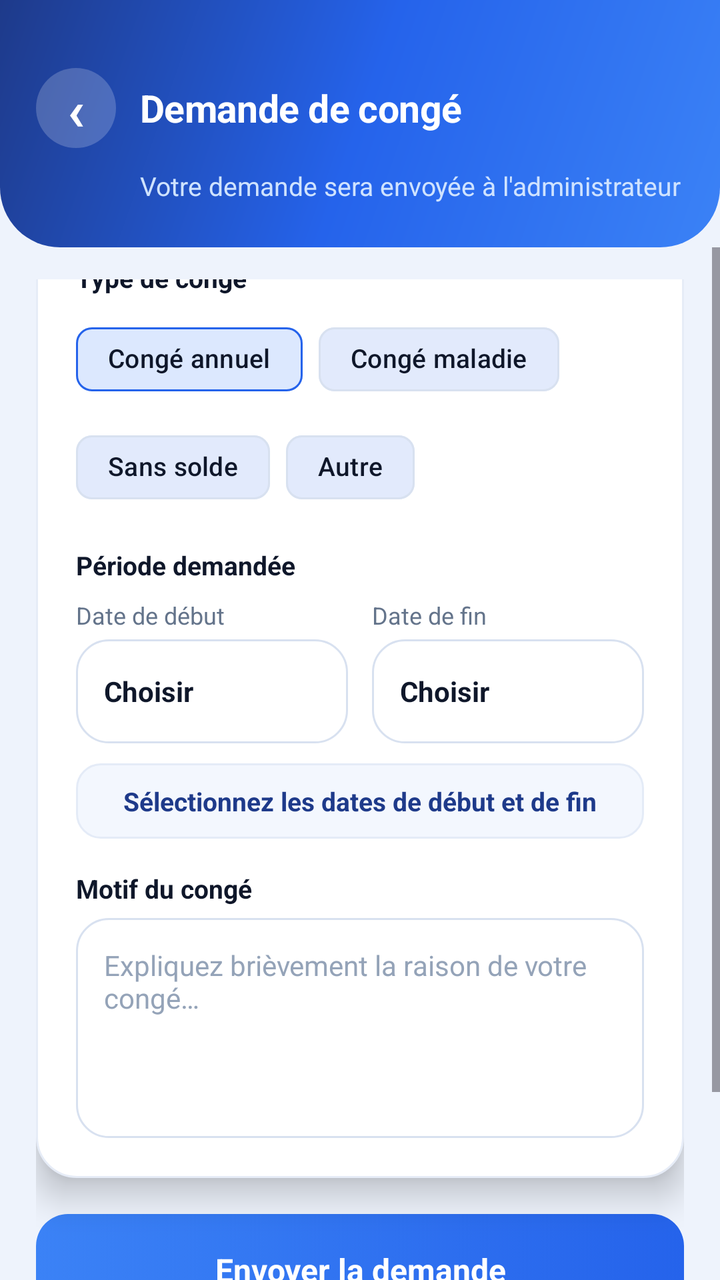
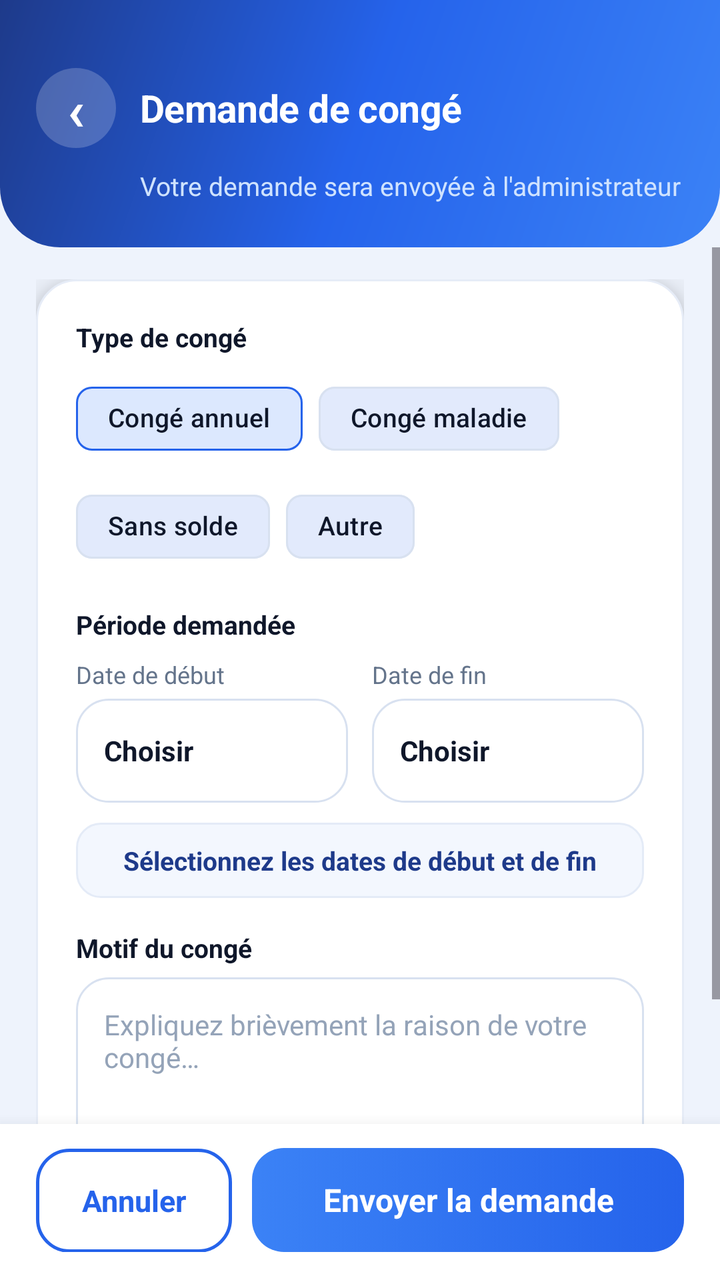

Compare the two renders of this Android layout. The source of the first and the diff that turns it into the second are given below.
<!-- AndroidManifest.xml: application theme Theme.GestionPointage -->
<!-- res/layout/activity_add_leave.xml -->
<?xml version="1.0" encoding="utf-8"?>
<LinearLayout xmlns:android="http://schemas.android.com/apk/res/android"
    xmlns:app="http://schemas.android.com/apk/res-auto"
    android:layout_width="match_parent"
    android:layout_height="match_parent"
    android:background="@color/bg"
    android:orientation="vertical">

    <LinearLayout style="@style/ScreenHeader">

        <LinearLayout
            android:layout_width="match_parent"
            android:layout_height="wrap_content"
            android:gravity="center_vertical"
            android:orientation="horizontal">

            <TextView
                android:id="@+id/btnBack"
                style="@style/IconButton"
                android:gravity="center"
                android:text="‹"
                android:textColor="@color/white"
                android:textSize="28sp"
                android:textStyle="bold" />

            <TextView
                style="@style/HeaderTitle"
                android:text="@string/leave_title" />
        </LinearLayout>

        <TextView
            android:layout_width="wrap_content"
            android:layout_height="wrap_content"
            android:layout_marginTop="10dp"
            android:layout_marginStart="52dp"
            android:text="Votre demande sera envoyée à l'administrateur"
            android:textColor="#CFE3FF"
            android:textSize="13sp" />
    </LinearLayout>

    <ScrollView
        android:layout_width="match_parent"
        android:layout_height="match_parent"
        android:fillViewport="true">

        <LinearLayout
            android:layout_width="match_parent"
            android:layout_height="wrap_content"
            android:orientation="vertical"
            android:paddingHorizontal="18dp"
            android:paddingTop="16dp"
            android:paddingBottom="30dp">

            <LinearLayout
                android:layout_width="match_parent"
                android:layout_height="wrap_content"
                android:layout_marginTop="-30dp"
                android:background="@drawable/bg_card"
                android:elevation="10dp"
                android:orientation="vertical"
                android:padding="20dp">

                
                <TextView
                    android:layout_width="wrap_content"
                    android:layout_height="wrap_content"
                    android:text="@string/leave_type"
                    android:textColor="@color/text_dark"
                    android:textSize="13sp"
                    android:textStyle="bold" />

                <com.google.android.material.chip.ChipGroup
                    android:id="@+id/typeGroup"
                    android:layout_width="match_parent"
                    android:layout_height="wrap_content"
                    android:layout_marginTop="8dp"
                    app:chipSpacingHorizontal="8dp"
                    app:chipSpacingVertical="6dp"
                    app:selectionRequired="true"
                    app:singleSelection="true">

                    <com.google.android.material.chip.Chip
                        android:id="@+id/typeAnnual"
                        style="@style/LeaveTypeChip"
                        android:checked="true"
                        android:text="Congé annuel" />

                    <com.google.android.material.chip.Chip
                        android:id="@+id/typeSick"
                        style="@style/LeaveTypeChip"
                        android:text="Congé maladie" />

                    <com.google.android.material.chip.Chip
                        android:id="@+id/typeUnpaid"
                        style="@style/LeaveTypeChip"
                        android:text="Sans solde" />

                    <com.google.android.material.chip.Chip
                        android:id="@+id/typeOther"
                        style="@style/LeaveTypeChip"
                        android:text="Autre" />
                </com.google.android.material.chip.ChipGroup>

                
                <TextView
                    android:layout_width="wrap_content"
                    android:layout_height="wrap_content"
                    android:layout_marginTop="16dp"
                    android:text="Période demandée"
                    android:textColor="@color/text_dark"
                    android:textSize="13sp"
                    android:textStyle="bold" />

                <LinearLayout
                    android:layout_width="match_parent"
                    android:layout_height="wrap_content"
                    android:layout_marginTop="8dp"
                    android:orientation="horizontal">

                    <LinearLayout
                        android:layout_width="0dp"
                        android:layout_height="wrap_content"
                        android:layout_marginEnd="6dp"
                        android:layout_weight="1"
                        android:orientation="vertical">

                        <TextView
                            android:layout_width="wrap_content"
                            android:layout_height="wrap_content"
                            android:text="@string/leave_start"
                            android:textColor="@color/text_medium"
                            android:textSize="12sp" />

                        <TextView
                            android:id="@+id/inputStartDate"
                            android:layout_width="match_parent"
                            android:layout_height="52dp"
                            android:layout_marginTop="4dp"
                            android:background="@drawable/bg_input"
                            android:clickable="true"
                            android:focusable="true"
                            android:gravity="center_vertical"
                            android:paddingHorizontal="14dp"
                            android:text="Choisir"
                            android:textColor="@color/text_dark"
                            android:textSize="14sp"
                            android:textStyle="bold" />
                    </LinearLayout>

                    <LinearLayout
                        android:layout_width="0dp"
                        android:layout_height="wrap_content"
                        android:layout_marginStart="6dp"
                        android:layout_weight="1"
                        android:orientation="vertical">

                        <TextView
                            android:layout_width="wrap_content"
                            android:layout_height="wrap_content"
                            android:text="@string/leave_end"
                            android:textColor="@color/text_medium"
                            android:textSize="12sp" />

                        <TextView
                            android:id="@+id/inputEndDate"
                            android:layout_width="match_parent"
                            android:layout_height="52dp"
                            android:layout_marginTop="4dp"
                            android:background="@drawable/bg_input"
                            android:clickable="true"
                            android:focusable="true"
                            android:gravity="center_vertical"
                            android:paddingHorizontal="14dp"
                            android:text="Choisir"
                            android:textColor="@color/text_dark"
                            android:textSize="14sp"
                            android:textStyle="bold" />
                    </LinearLayout>
                </LinearLayout>

                <TextView
                    android:id="@+id/daysLabel"
                    android:layout_width="match_parent"
                    android:layout_height="wrap_content"
                    android:layout_marginTop="10dp"
                    android:background="@drawable/bg_soft_chip"
                    android:gravity="center"
                    android:padding="10dp"
                    android:text="Sélectionnez les dates de début et de fin"
                    android:textColor="@color/primary_dark"
                    android:textSize="13sp"
                    android:textStyle="bold" />

                
                <TextView
                    android:layout_width="wrap_content"
                    android:layout_height="wrap_content"
                    android:layout_marginTop="16dp"
                    android:text="@string/leave_reason"
                    android:textColor="@color/text_dark"
                    android:textSize="13sp"
                    android:textStyle="bold" />

                <EditText
                    android:id="@+id/inputReason"
                    android:layout_width="match_parent"
                    android:layout_height="110dp"
                    android:layout_marginTop="6dp"
                    android:background="@drawable/bg_input"
                    android:gravity="top|start"
                    android:hint="Expliquez brièvement la raison de votre congé…"
                    android:inputType="textMultiLine|textCapSentences"
                    android:padding="14dp"
                    android:textColor="@color/text_dark"
                    android:textColorHint="@color/text_light"
                    android:textSize="14sp" />

                
                <TextView
                    android:id="@+id/formError"
                    android:layout_width="match_parent"
                    android:layout_height="wrap_content"
                    android:layout_marginTop="12dp"
                    android:background="@drawable/chip_rejected"
                    android:gravity="center"
                    android:padding="10dp"
                    android:textColor="@color/danger"
                    android:textSize="13sp"
                    android:textStyle="bold"
                    android:visibility="gone" />
            </LinearLayout>

            
            <TextView
                android:id="@+id/btnSend"
                android:layout_width="match_parent"
                android:layout_height="56dp"
                android:layout_marginTop="18dp"
                android:background="@drawable/btn_primary"
                android:clickable="true"
                android:focusable="true"
                android:gravity="center"
                android:text="@string/leave_send"
                android:textColor="@color/white"
                android:textSize="16sp"
                android:textStyle="bold" />

            <TextView
                android:id="@+id/btnCancel"
                android:layout_width="match_parent"
                android:layout_height="52dp"
                android:layout_marginTop="10dp"
                android:background="@drawable/btn_outline"
                android:clickable="true"
                android:focusable="true"
                android:gravity="center"
                android:text="@string/leave_cancel"
                android:textColor="@color/primary"
                android:textSize="15sp"
                android:textStyle="bold" />

            <ProgressBar
                android:id="@+id/sendProgress"
                android:layout_width="28dp"
                android:layout_height="28dp"
                android:layout_gravity="center"
                android:layout_marginTop="14dp"
                android:indeterminateTint="@color/primary"
                android:visibility="gone" />

        </LinearLayout>
    </ScrollView>
</LinearLayout>
<!-- resources referenced by this layout -->
<resources>
  <color name="bg">#EEF3FC</color>
  <color name="danger">#DC2626</color>
  <color name="primary">#2563EB</color>
  <color name="primary_dark">#1E3A8A</color>
  <color name="text_dark">#0F172A</color>
  <color name="text_light">#94A3B8</color>
  <color name="text_medium">#64748B</color>
  <color name="white">#FFFFFF</color>
  <!-- drawable bg_card (drawable) -->
  <?xml version="1.0" encoding="utf-8"?>
  <shape xmlns:android="http://schemas.android.com/apk/res/android"
      android:shape="rectangle">
      <solid android:color="@color/card" />
      <corners android:radius="20dp" />
      <stroke
          android:width="1dp"
          android:color="@color/card_stroke" />
  </shape>
  <!-- drawable bg_soft_chip (drawable) -->
  <?xml version="1.0" encoding="utf-8"?>
  <shape xmlns:android="http://schemas.android.com/apk/res/android"
      android:shape="rectangle">
      <solid android:color="#F3F7FE" />
      <corners android:radius="12dp" />
      <stroke android:width="1dp" android:color="#E4EBF7" />
  </shape>
  <!-- drawable chip_rejected (drawable) -->
  <?xml version="1.0" encoding="utf-8"?>
  <shape xmlns:android="http://schemas.android.com/apk/res/android" android:shape="rectangle">
      <solid android:color="@color/danger_bg" />
      <corners android:radius="30dp" />
  </shape>
  <string name="leave_cancel">Annuler</string>
  <string name="leave_end">Date de fin</string>
  <string name="leave_reason">Motif du congé</string>
  <string name="leave_send">Envoyer la demande</string>
  <string name="leave_start">Date de début</string>
  <string name="leave_title">Demande de congé</string>
  <string name="leave_type">Type de congé</string>
  <style name="IconButton">
          <item name="android:layout_width">40dp</item>
          <item name="android:layout_height">40dp</item>
          <item name="android:background">@drawable/circle_white_20</item>
          <item name="android:gravity">center</item>
          <item name="android:clickable">true</item>
          <item name="android:focusable">true</item>
      </style>
  <style name="Theme.GestionPointage" parent="Base.Theme.GestionPointage" />
  <color name="card">#FFFFFF</color>
  <color name="card_stroke">#E6ECF7</color>
  <color name="danger_bg">#FEE2E2</color>
  <!-- drawable circle_white_20 (drawable) -->
  <?xml version="1.0" encoding="utf-8"?>
  <shape xmlns:android="http://schemas.android.com/apk/res/android" android:shape="oval">
      <solid android:color="#33FFFFFF" />
  </shape>
  <!-- drawable bg_gradient_header (drawable) -->
  <?xml version="1.0" encoding="utf-8"?>
  <shape xmlns:android="http://schemas.android.com/apk/res/android"
      android:shape="rectangle">
      <gradient
          android:angle="315"
          android:startColor="#1E3A8A"
          android:centerColor="#2563EB"
          android:endColor="#3B82F6" />
      <corners
          android:bottomLeftRadius="30dp"
          android:bottomRightRadius="30dp" />
  </shape>
  <color name="primary_light">#3B82F6</color>
  <color name="accent">#38BDF8</color>
  <style name="AppAlertDialog" parent="ThemeOverlay.Material3.MaterialAlertDialog">
          <item name="shapeAppearanceCornerLarge">@style/DialogCorner</item>
          <item name="buttonBarPositiveButtonStyle">@style/DialogButton</item>
          <item name="buttonBarNegativeButtonStyle">@style/DialogButton</item>
      </style>
  <style name="DialogCorner" parent="ShapeAppearance.Material3.Corner.Large">
          <item name="cornerSize">22dp</item>
      </style>
  <style name="DialogButton" parent="Widget.Material3.Button.TextButton.Dialog">
          <item name="android:textColor">@color/primary</item>
          <item name="android:textSize">14sp</item>
          <item name="android:textStyle">bold</item>
      </style>
  <!-- unchanged entries left out for length: 7 -->
</resources>

<!-- the commit's change to res/layout/activity_add_leave.xml (unified diff, before → after) -->
@@ -1,12 +1,15 @@
 <?xml version="1.0" encoding="utf-8"?>
 <LinearLayout xmlns:android="http://schemas.android.com/apk/res/android"
     xmlns:app="http://schemas.android.com/apk/res-auto"
+    android:id="@+id/addLeaveRoot"
     android:layout_width="match_parent"
     android:layout_height="match_parent"
     android:background="@color/bg"
     android:orientation="vertical">
 
-    <LinearLayout style="@style/ScreenHeader">
+    <LinearLayout
+        android:id="@+id/headerLayout"
+        style="@style/ScreenHeader">
 
         <LinearLayout
             android:layout_width="match_parent"
@@ -31,16 +34,19 @@
         <TextView
             android:layout_width="wrap_content"
             android:layout_height="wrap_content"
+            android:layout_marginStart="52dp"
             android:layout_marginTop="10dp"
-            android:layout_marginStart="52dp"
             android:text="Votre demande sera envoyée à l'administrateur"
             android:textColor="#CFE3FF"
             android:textSize="13sp" />
     </LinearLayout>
 
     <ScrollView
+        android:id="@+id/formScroll"
         android:layout_width="match_parent"
-        android:layout_height="match_parent"
+        android:layout_height="0dp"
+        android:layout_weight="1"
+        android:clipToPadding="false"
         android:fillViewport="true">
 
         <LinearLayout
@@ -49,12 +55,11 @@
             android:orientation="vertical"
             android:paddingHorizontal="18dp"
             android:paddingTop="16dp"
-            android:paddingBottom="30dp">
+            android:paddingBottom="16dp">
 
             <LinearLayout
                 android:layout_width="match_parent"
                 android:layout_height="wrap_content"
-                android:layout_marginTop="-30dp"
                 android:background="@drawable/bg_card"
                 android:elevation="10dp"
                 android:orientation="vertical"
@@ -230,44 +235,73 @@
                     android:visibility="gone" />
             </LinearLayout>
 
-            
+        </LinearLayout>
+    </ScrollView>
+
+    
+    <LinearLayout
+        android:id="@+id/actionsBar"
+        android:layout_width="match_parent"
+        android:layout_height="wrap_content"
+        android:background="@color/card"
+        android:elevation="12dp"
+        android:orientation="vertical"
+        android:paddingHorizontal="18dp"
+        android:paddingTop="12dp"
+        android:paddingBottom="14dp">
+
+        <ProgressBar
+            android:id="@+id/sendProgress"
+            android:layout_width="24dp"
+            android:layout_height="24dp"
+            android:layout_gravity="center"
+            android:layout_marginBottom="8dp"
+            android:indeterminateTint="@color/primary"
+            android:visibility="gone" />
+
+        <LinearLayout
+            android:layout_width="match_parent"
+            android:layout_height="wrap_content"
+            android:orientation="horizontal">
+
+            <TextView
+                android:id="@+id/btnCancel"
+                android:layout_width="0dp"
+                android:layout_height="52dp"
+                android:layout_marginEnd="10dp"
+                android:layout_weight="1"
+                android:autoSizeMaxTextSize="15sp"
+                android:autoSizeMinTextSize="12sp"
+                android:autoSizeTextType="uniform"
+                android:background="@drawable/btn_outline"
+                android:clickable="true"
+                android:focusable="true"
+                android:gravity="center"
+                android:maxLines="1"
+                android:paddingHorizontal="8dp"
+                android:text="@string/leave_cancel"
+                android:textColor="@color/primary"
+                android:textSize="15sp"
+                android:textStyle="bold" />
+
             <TextView
                 android:id="@+id/btnSend"
-                android:layout_width="match_parent"
-                android:layout_height="56dp"
-                android:layout_marginTop="18dp"
+                android:layout_width="0dp"
+                android:layout_height="52dp"
+                android:layout_weight="2.2"
+                android:autoSizeMaxTextSize="16sp"
+                android:autoSizeMinTextSize="12sp"
+                android:autoSizeTextType="uniform"
                 android:background="@drawable/btn_primary"
                 android:clickable="true"
                 android:focusable="true"
                 android:gravity="center"
+                android:maxLines="1"
+                android:paddingHorizontal="12dp"
                 android:text="@string/leave_send"
                 android:textColor="@color/white"
                 android:textSize="16sp"
                 android:textStyle="bold" />
-
-            <TextView
-                android:id="@+id/btnCancel"
-                android:layout_width="match_parent"
-                android:layout_height="52dp"
-                android:layout_marginTop="10dp"
-                android:background="@drawable/btn_outline"
-                android:clickable="true"
-                android:focusable="true"
-                android:gravity="center"
-                android:text="@string/leave_cancel"
-                android:textColor="@color/primary"
-                android:textSize="15sp"
-                android:textStyle="bold" />
-
-            <ProgressBar
-                android:id="@+id/sendProgress"
-                android:layout_width="28dp"
-                android:layout_height="28dp"
-                android:layout_gravity="center"
-                android:layout_marginTop="14dp"
-                android:indeterminateTint="@color/primary"
-                android:visibility="gone" />
-
         </LinearLayout>
-    </ScrollView>
+    </LinearLayout>
 </LinearLayout>
